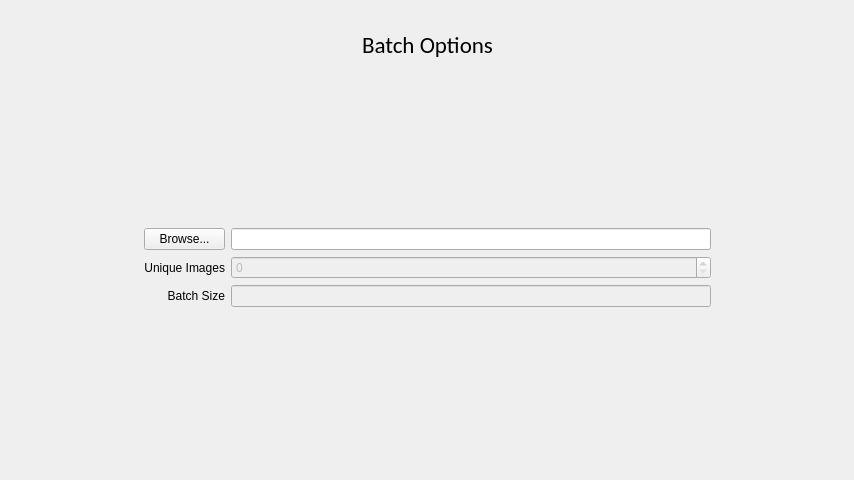
Above: ImageWizard/batchoptions.ui from coltoncandy/Image-Generator-Wizard before the change. Below: the same form after it.
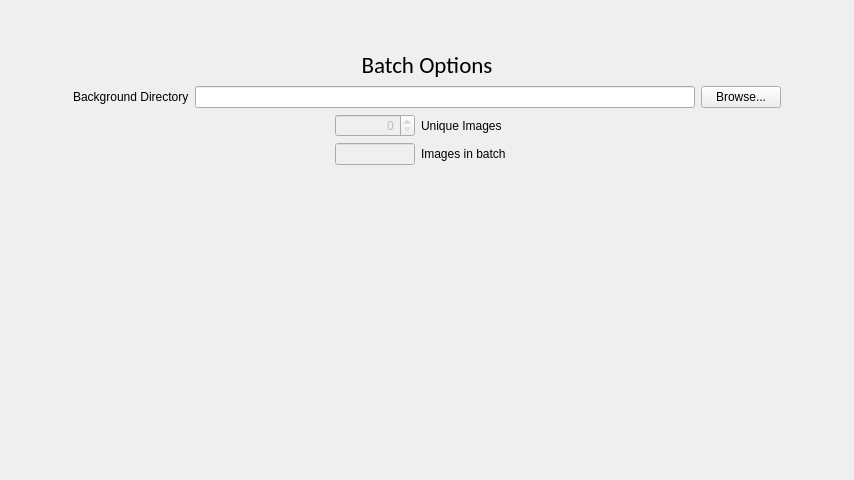
That is the form after the change.

Commit message: isReady and the next button are now working correctly

```diff
--- a/ImageWizard/batchoptions.ui
+++ b/ImageWizard/batchoptions.ui
@@ -13,57 +13,15 @@
   <property name="windowTitle">
    <string>Form</string>
   </property>
-  <layout class="QGridLayout" name="gridLayout">
-   <item row="3" column="3">
-    <spacer name="horizontalSpacer_2">
-     <property name="orientation">
-      <enum>Qt::Horizontal</enum>
-     </property>
-     <property name="sizeType">
-      <enum>QSizePolicy::MinimumExpanding</enum>
-     </property>
-     <property name="sizeHint" stdset="0">
-      <size>
-       <width>40</width>
-       <height>20</height>
-      </size>
-     </property>
-    </spacer>
-   </item>
-   <item row="4" column="2">
-    <widget class="QSpinBox" name="numUnique">
-     <property name="enabled">
-      <bool>false</bool>
-     </property>
-     <property name="minimumSize">
-      <size>
-       <width>0</width>
-       <height>0</height>
-      </size>
-     </property>
-     <property name="maximumSize">
-      <size>
-       <width>16777215</width>
-       <height>16777215</height>
-      </size>
-     </property>
-     <property name="alignment">
-      <set>Qt::AlignLeading|Qt::AlignLeft|Qt::AlignVCenter</set>
-     </property>
-    </widget>
-   </item>
-   <item row="5" column="2">
-    <widget class="QLineEdit" name="batchSize">
-     <property name="enabled">
-      <bool>false</bool>
-     </property>
-    </widget>
-   </item>
-   <item row="2" column="1">
-    <spacer name="verticalSpacer_3">
+  <layout class="QVBoxLayout" name="verticalLayout">
+   <item>
+    <spacer name="verticalSpacer_2">
      <property name="orientation">
       <enum>Qt::Vertical</enum>
      </property>
+     <property name="sizeType">
+      <enum>QSizePolicy::Fixed</enum>
+     </property>
      <property name="sizeHint" stdset="0">
       <size>
        <width>20</width>
@@ -72,24 +30,7 @@
      </property>
     </spacer>
    </item>
-   <item row="3" column="1">
-    <widget class="QPushButton" name="browseBtn">
-     <property name="text">
-      <string>Browse...</string>
-     </property>
-    </widget>
-   </item>
-   <item row="5" column="1">
-    <widget class="QLabel" name="batchSizeLbl">
-     <property name="text">
-      <string>Batch Size</string>
-     </property>
-     <property name="alignment">
-      <set>Qt::AlignRight|Qt::AlignTrailing|Qt::AlignVCenter</set>
-     </property>
-    </widget>
-   </item>
-   <item row="1" column="1" colspan="2">
+   <item>
     <widget class="QLabel" name="titleLbl">
      <property name="font">
       <font>
@@ -103,36 +44,48 @@
      <property name="alignment">
       <set>Qt::AlignCenter</set>
      </property>
+     <property name="margin">
+      <number>5</number>
+     </property>
     </widget>
    </item>
-   <item row="4" column="1">
+   <item>
+    <layout class="QGridLayout" name="gridLayout">
+     <item row="0" column="0">
+      <spacer name="horizontalSpacer">
+       <property name="orientation">
+        <enum>Qt::Horizontal</enum>
+       </property>
+       <property name="sizeHint" stdset="0">
+        <size>
+         <width>40</width>
+         <height>20</height>
+        </size>
+       </property>
+      </spacer>
+     </item>
+     <item row="0" column="6">
+      <widget class="QPushButton" name="browseBtn">
+       <property name="text">
+        <string>Browse...</string>
+       </property>
+      </widget>
+     </item>
+     <item row="2" column="4">
     <widget class="QLabel" name="uniqueImgLbl">
      <property name="text">
       <string>Unique Images</string>
      </property>
      <property name="alignment">
-      <set>Qt::AlignRight|Qt::AlignTrailing|Qt::AlignVCenter</set>
+        <set>Qt::AlignLeading|Qt::AlignLeft|Qt::AlignVCenter</set>
      </property>
     </widget>
    </item>
-   <item row="6" column="1">
-    <spacer name="verticalSpacer_2">
-     <property name="orientation">
-      <enum>Qt::Vertical</enum>
-     </property>
-     <property name="sizeHint" stdset="0">
-      <size>
-       <width>20</width>
-       <height>40</height>
-      </size>
-     </property>
-    </spacer>
-   </item>
-   <item row="3" column="2">
+     <item row="0" column="2" colspan="4">
     <widget class="QLineEdit" name="chosenDestination">
      <property name="minimumSize">
       <size>
-       <width>480</width>
+         <width>500</width>
        <height>0</height>
       </size>
      </property>
@@ -141,14 +94,11 @@
      </property>
     </widget>
    </item>
-   <item row="3" column="0">
-    <spacer name="horizontalSpacer">
+     <item row="0" column="7">
+      <spacer name="horizontalSpacer_2">
      <property name="orientation">
       <enum>Qt::Horizontal</enum>
      </property>
-     <property name="sizeType">
-      <enum>QSizePolicy::Expanding</enum>
-     </property>
      <property name="sizeHint" stdset="0">
       <size>
        <width>40</width>
@@ -158,17 +108,71 @@
     </spacer>
    </item>
    <item row="0" column="1">
+      <widget class="QLabel" name="label">
+       <property name="text">
+        <string>Background Directory</string>
+       </property>
+      </widget>
+     </item>
+     <item row="2" column="3">
+      <widget class="QSpinBox" name="numUnique">
+       <property name="enabled">
+        <bool>false</bool>
+       </property>
+       <property name="minimumSize">
+        <size>
+         <width>0</width>
+         <height>0</height>
+        </size>
+       </property>
+       <property name="maximumSize">
+        <size>
+         <width>80</width>
+         <height>16777215</height>
+        </size>
+       </property>
+       <property name="alignment">
+        <set>Qt::AlignRight|Qt::AlignTrailing|Qt::AlignVCenter</set>
+       </property>
+      </widget>
+     </item>
+     <item row="3" column="4">
+      <widget class="QLabel" name="batchSizeLbl">
+       <property name="text">
+        <string>Images in batch</string>
+       </property>
+       <property name="alignment">
+        <set>Qt::AlignLeading|Qt::AlignLeft|Qt::AlignVCenter</set>
+       </property>
+      </widget>
+     </item>
+     <item row="3" column="3">
+      <widget class="QLineEdit" name="batchSize">
+       <property name="enabled">
+        <bool>false</bool>
+       </property>
+       <property name="maximumSize">
+        <size>
+         <width>80</width>
+         <height>16777215</height>
+        </size>
+       </property>
+       <property name="alignment">
+        <set>Qt::AlignRight|Qt::AlignTrailing|Qt::AlignVCenter</set>
+       </property>
+      </widget>
+     </item>
+    </layout>
+   </item>
+   <item>
     <spacer name="verticalSpacer">
      <property name="orientation">
       <enum>Qt::Vertical</enum>
      </property>
-     <property name="sizeType">
-      <enum>QSizePolicy::Maximum</enum>
-     </property>
      <property name="sizeHint" stdset="0">
       <size>
        <width>20</width>
-       <height>20</height>
+       <height>40</height>
       </size>
      </property>
     </spacer>
```
Left out of the diff: 17 changed lines with no effect on the pictures. Lines whose indentation alone changed are shown as unchanged. The commit also changes 2 other files.
